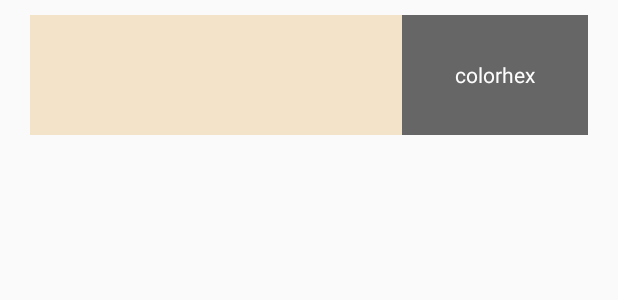
After one commit to Wtier330/MyAssistant, an Android app: the layout color_drew_list.xml on its own in the app's theme, with its tools: preview values and no code run, on a phone screen of 412 x 824 dp. The commit adds this screen. Shown: the top 300 px of the screen. Run offline under Robolectric (Android 15) with nearby library versions, the phone set to English and light mode, and no system bars.

Commit message:
feat:colorlist列表功能完善

```diff
--- /dev/null
+++ b/app/src/main/res/layout/color_drew_list.xml
@@ -0,0 +1,45 @@
+<?xml version="1.0" encoding="utf-8"?>
+<FrameLayout xmlns:android="http://schemas.android.com/apk/res/android"
+    android:layout_width="match_parent"
+    android:layout_height="match_parent"
+    android:orientation="horizontal"
+    android:paddingLeft="20dp"
+    android:paddingTop="10dp"
+    android:paddingRight="20dp"
+    android:paddingBottom="10dp">
+
+    <LinearLayout
+        android:layout_width="match_parent"
+        android:layout_height="80dp">
+
+        <View
+            android:id="@+id/color_view"
+            android:layout_width="match_parent"
+            android:layout_height="80dp"
+            android:layout_weight="1"
+            android:background="#f3e3c8" />
+
+        <LinearLayout
+            android:layout_width="match_parent"
+            android:layout_height="80dp"
+            android:background="#666666"
+            android:layout_weight="2"
+            android:orientation="horizontal">
+
+            <TextView
+                android:id="@+id/tv_color_colorhex"
+                android:layout_width="match_parent"
+                android:layout_height="80dp"
+                android:layout_gravity="center"
+                android:layout_weight="1"
+                android:textColor="#fdfdfd"
+                android:gravity="center"
+                android:text="colorhex" />
+
+
+
+        </LinearLayout>
+
+    </LinearLayout>
+
+</FrameLayout>
```
Also changed, not shown: app/src/main/java/com/example/myapplication/fragment/ArtistPalettDrawboard_Fragment.java (+1 -7 lines), app/src/main/java/com/example/myapplication/fragment/ArtistPalettPicture_Fragment.java (+111 -56 lines), app/src/main/res/menu/color_listmenu.xml (added, +14 -0 lines).
